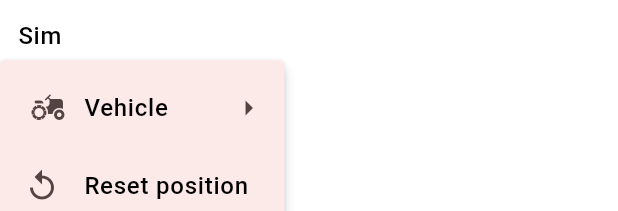
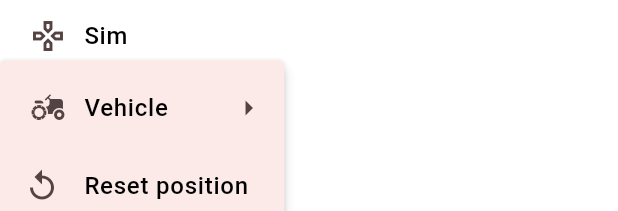
Before and after one commit to Dudlileif/autosteering, a Flutter app: the SimMenu widget shown alone on an empty page, opened directly, after a tap on "Sim", on a phone screen of 412 x 824 dp. Shown: the top 211 px of the screen. Run offline on Flutter 3.47's test engine with Material 2 defaults, Android fonts, the light colour scheme and no system bars; our stand-ins replace dio, equatable, file_picker, flex_color_scheme, flutter_map, flutter_riverpod and 5 more; missing offline and left inert: fast_cached_network_image, gamepads, geobase, maps_toolkit2, network_info_plus, themed and 3 more; generated files the repository leaves out were written again; statements that could not run were skipped.

Commit message:
Move sim menu to proper feature

```diff
--- a/lib/src/features/scaffold/widgets/sim_menu.dart
+++ b/lib/src/features/simulator/widgets/sim_menu.dart
@@ -16,6 +16,7 @@ class SimMenu extends StatelessWidget {
 
     return MenuButtonWithChildren(
       text: 'Sim',
+      icon: Icons.gamepad_outlined,
       menuChildren: [
         const VehicleSimMenu(),
         Consumer(
--- a/lib/src/features/simulator/widgets/widgets.dart
+++ b/lib/src/features/simulator/widgets/widgets.dart
@@ -1,2 +1,3 @@
+export 'sim_menu.dart';
 export 'vehicle_sim_menu.dart';
 export 'vehicle_sim_screen_controls.dart';
```
